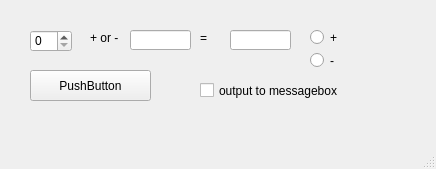
This is src/mainwindow.ui in infoNitobe/test_pyqt_with_pytest as Qt 5 draws it before an edit. The edited form follows.
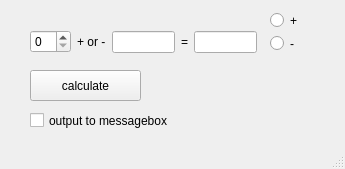
This is the edited form.

Commit message: use radio button

```diff
--- a/src/mainwindow.ui
+++ b/src/mainwindow.ui
@@ -6,7 +6,7 @@
    <rect>
     <x>0</x>
     <y>0</y>
-    <width>436</width>
+    <width>345</width>
     <height>169</height>
    </rect>
   </property>
@@ -19,29 +19,19 @@
      <rect>
       <x>30</x>
       <y>70</y>
-      <width>121</width>
+      <width>111</width>
       <height>31</height>
      </rect>
     </property>
     <property name="text">
-     <string>PushButton</string>
+     <string>calculate</string>
     </property>
    </widget>
-   <widget class="QSpinBox" name="spinBox">
+   <widget class="QRadioButton" name="radioButton_plus">
     <property name="geometry">
      <rect>
-      <x>30</x>
-      <y>30</y>
-      <width>42</width>
-      <height>22</height>
-     </rect>
-    </property>
-   </widget>
-   <widget class="QRadioButton" name="radioButton">
-    <property name="geometry">
-     <rect>
-      <x>310</x>
-      <y>27</y>
+      <x>270</x>
+      <y>10</y>
       <width>61</width>
       <height>21</height>
      </rect>
@@ -53,8 +43,8 @@
    <widget class="QRadioButton" name="radioButton_2">
     <property name="geometry">
      <rect>
-      <x>310</x>
-      <y>50</y>
+      <x>270</x>
+      <y>33</y>
       <width>61</width>
       <height>21</height>
      </rect>
@@ -66,8 +56,8 @@
    <widget class="QCheckBox" name="checkBox">
     <property name="geometry">
      <rect>
-      <x>200</x>
-      <y>80</y>
+      <x>30</x>
+      <y>110</y>
       <width>211</width>
       <height>21</height>
      </rect>
@@ -76,51 +66,92 @@
      <string>output to messagebox</string>
     </property>
    </widget>
-   <widget class="QLabel" name="label">
+   <widget class="QWidget" name="">
     <property name="geometry">
      <rect>
-      <x>90</x>
+      <x>30</x>
       <y>30</y>
-      <width>31</width>
-      <height>16</height>
+      <width>227</width>
+      <height>24</height>
      </rect>
     </property>
-    <property name="text">
-     <string>+ or -</string>
-    </property>
-   </widget>
-   <widget class="QLineEdit" name="lineEdit_2">
-    <property name="geometry">
-     <rect>
-      <x>130</x>
-      <y>30</y>
-      <width>61</width>
-      <height>20</height>
-     </rect>
-    </property>
-   </widget>
-   <widget class="QLineEdit" name="lineEdit_3">
-    <property name="geometry">
-     <rect>
-      <x>230</x>
-      <y>30</y>
-      <width>61</width>
-      <height>20</height>
-     </rect>
-    </property>
-   </widget>
-   <widget class="QLabel" name="label_2">
-    <property name="geometry">
-     <rect>
-      <x>200</x>
-      <y>30</y>
-      <width>16</width>
-      <height>16</height>
-     </rect>
-    </property>
-    <property name="text">
-     <string>=</string>
-    </property>
+    <layout class="QHBoxLayout" name="horizontalLayout">
+     <item>
+      <widget class="QSpinBox" name="spinBox"/>
+     </item>
+     <item>
+      <spacer name="horizontalSpacer_2">
+       <property name="orientation">
+        <enum>Qt::Horizontal</enum>
+       </property>
+       <property name="sizeHint" stdset="0">
+        <size>
+         <width>40</width>
+         <height>20</height>
+        </size>
+       </property>
+      </spacer>
+     </item>
+     <item>
+      <widget class="QLabel" name="label">
+       <property name="text">
+        <string>+ or -</string>
+       </property>
+      </widget>
+     </item>
+     <item>
+      <spacer name="horizontalSpacer">
+       <property name="orientation">
+        <enum>Qt::Horizontal</enum>
+       </property>
+       <property name="sizeHint" stdset="0">
+        <size>
+         <width>40</width>
+         <height>20</height>
+        </size>
+       </property>
+      </spacer>
+     </item>
+     <item>
+      <widget class="QLineEdit" name="lineEdit_2"/>
+     </item>
+     <item>
+      <spacer name="horizontalSpacer_3">
+       <property name="orientation">
+        <enum>Qt::Horizontal</enum>
+       </property>
+       <property name="sizeHint" stdset="0">
+        <size>
+         <width>40</width>
+         <height>20</height>
+        </size>
+       </property>
+      </spacer>
+     </item>
+     <item>
+      <widget class="QLabel" name="label_2">
+       <property name="text">
+        <string>=</string>
+       </property>
+      </widget>
+     </item>
+     <item>
+      <spacer name="horizontalSpacer_4">
+       <property name="orientation">
+        <enum>Qt::Horizontal</enum>
+       </property>
+       <property name="sizeHint" stdset="0">
+        <size>
+         <width>40</width>
+         <height>20</height>
+        </size>
+       </property>
+      </spacer>
+     </item>
+     <item>
+      <widget class="QLineEdit" name="lineEdit_3"/>
+     </item>
+    </layout>
    </widget>
   </widget>
   <widget class="QMenuBar" name="menubar">
```
Left out of the diff: 4 changed lines with no effect on the pictures. The commit also changes 3 other files.
